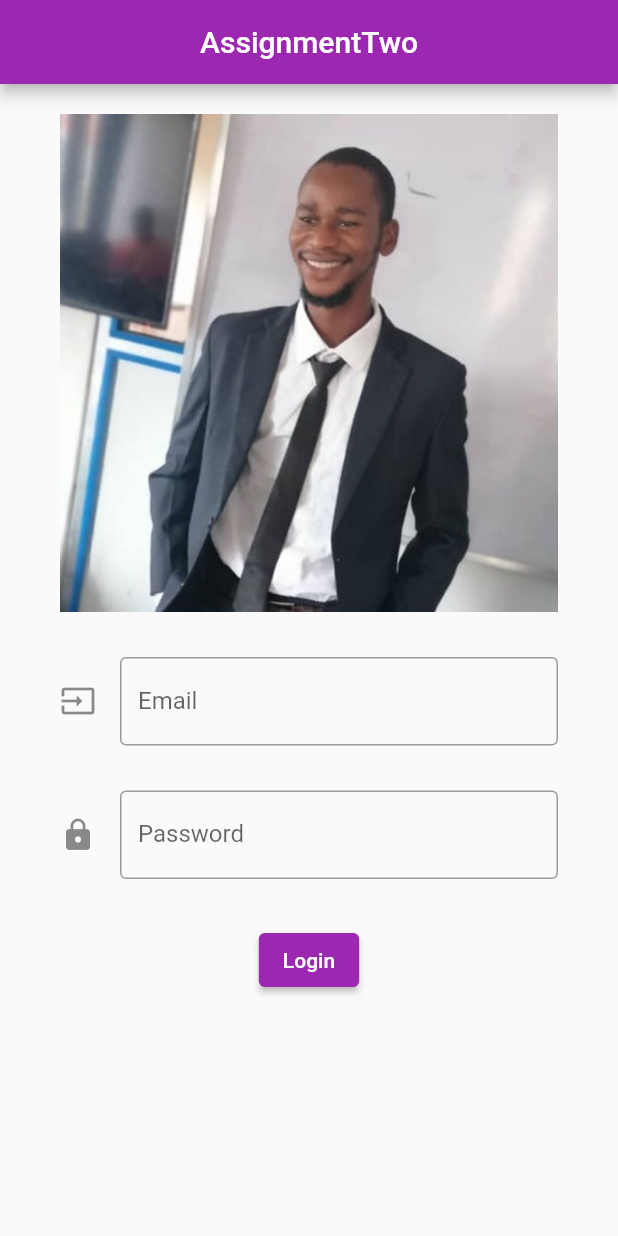
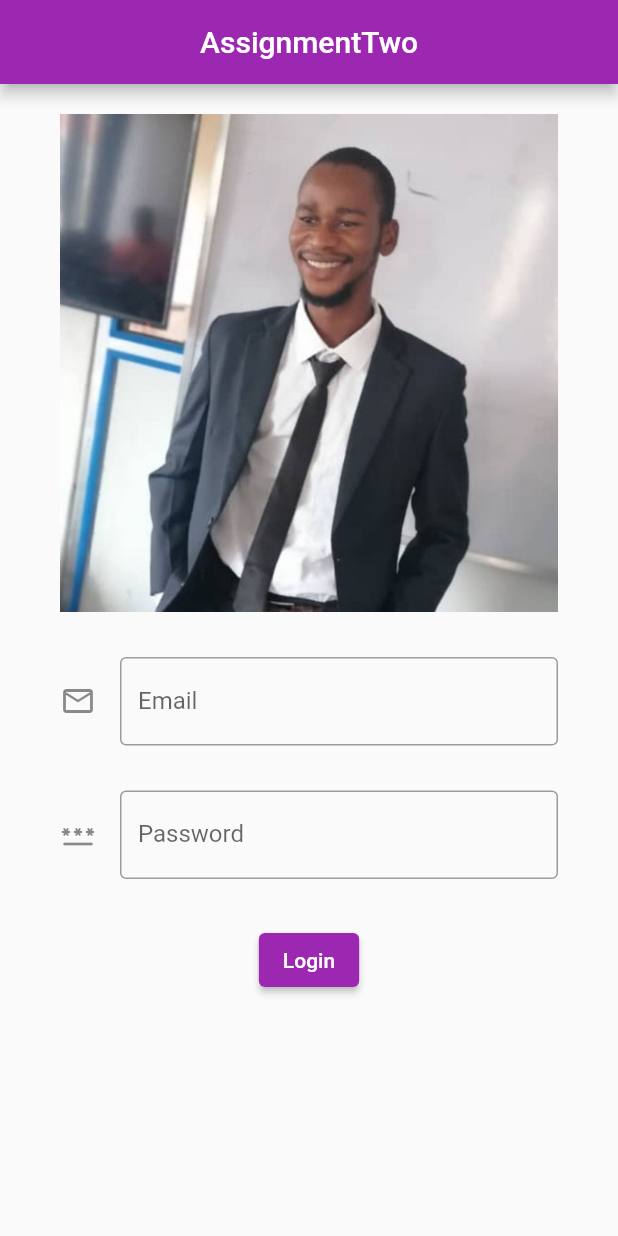
Before and after one commit to Akinyeleib/Pedek, a Flutter app: the screen it shows after launch, on a phone screen of 412 x 824 dp. Run offline on Flutter 3.47's test engine with Material 2 defaults, Android fonts, the phone set to English and light mode, and no system bars.

Commit message:
few changes

```diff
--- a/assignments/lib/helper.dart
+++ b/assignments/lib/helper.dart
@@ -13,7 +13,7 @@ class MyTextField extends StatelessWidget {
       controller: control,
       textAlign: TextAlign.center,
       decoration: InputDecoration(
-          icon: Icon(Icons.input),
+          icon: Icon(Icons.email_outlined),
           border: OutlineInputBorder(),
           labelText: hint,
           hintText: hint),
@@ -34,7 +34,7 @@ class MyPasswordField extends StatelessWidget {
       obscuringCharacter: "*",
       textAlign: TextAlign.center,
       decoration: InputDecoration(
-        icon: Icon(Icons.lock),
+        icon: Icon(Icons.password_rounded),
         border: OutlineInputBorder(),
         labelText: hint,
         hintText: hint,
```
